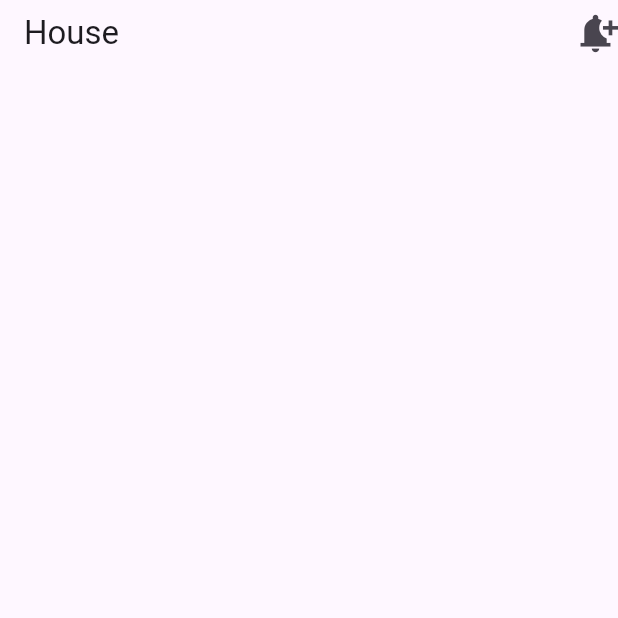
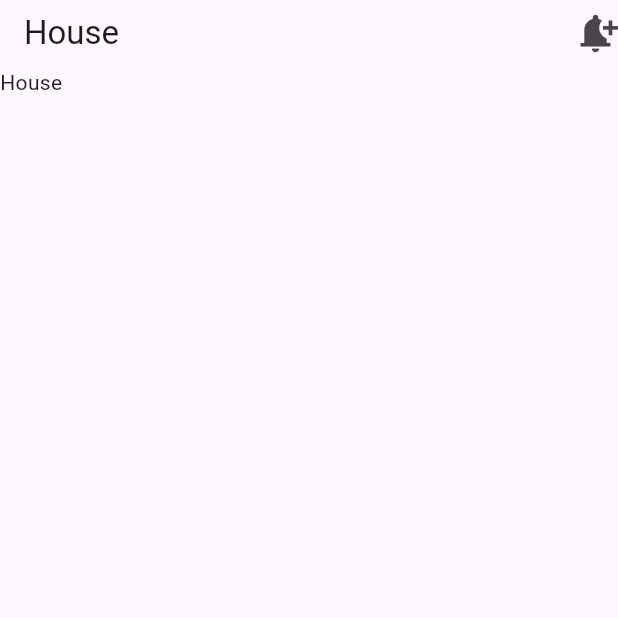
Before and after one commit to obaidul360/Home-Rent-App, a Flutter app: the screen it shows after launch, on a phone screen of 412 x 824 dp, the top half of it. Run offline on Flutter 3.47's test engine with Material 3 defaults, Android fonts, the phone set to English and light mode, and no system bars; our stand-ins replace flutter_screenutil.

Commit message:
home add

```diff
--- a/lib/src/home/home_screen.dart
+++ b/lib/src/home/home_screen.dart
@@ -17,6 +17,9 @@ class _HomeScreenState extends State<HomeScreen> {
         title: 'House',
         action: [Icon(Icons.notification_add, size: 30)],
       ),
+      body: Column(children: [
+        Text("House")
+      ],),
     );
   }
 }
```
